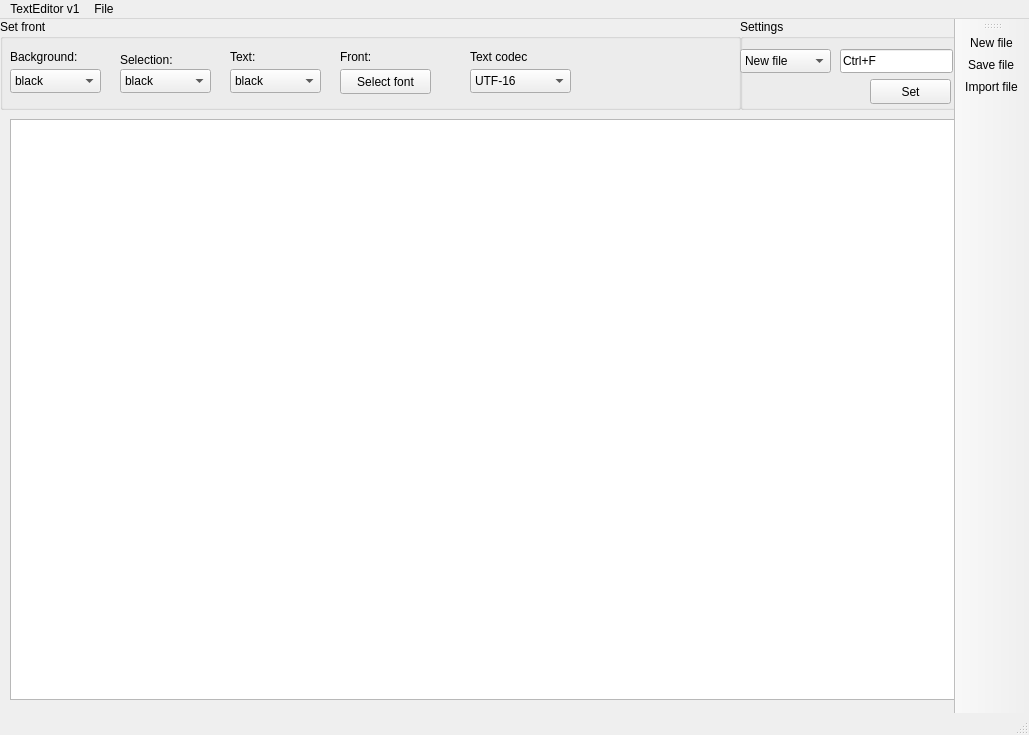
The window that mainwindow.ui (Toshico1/Vega-cleverTextEditor) describes before a commit, drawn with Qt 5.
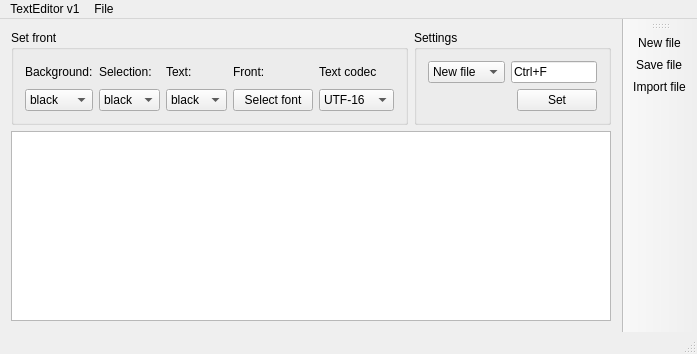
The same window after the commit. Icons and pictures are not drawn.

What changed in the file:
```diff
--- a/mainwindow.ui
+++ b/mainwindow.ui
@@ -6,192 +6,154 @@
    <rect>
     <x>0</x>
     <y>0</y>
-    <width>1029</width>
-    <height>735</height>
+    <width>654</width>
+    <height>354</height>
    </rect>
   </property>
   <property name="windowTitle">
    <string>MainWindow</string>
   </property>
   <widget class="QWidget" name="centralWidget">
+   <layout class="QGridLayout" name="gridLayout_4">
+    <item row="0" column="0">
+     <layout class="QGridLayout" name="gridLayout_3">
+      <item row="0" column="0">
    <widget class="QGroupBox" name="groupBox_2">
-    <property name="geometry">
-     <rect>
-      <x>0</x>
-      <y>0</y>
-      <width>741</width>
-      <height>91</height>
-     </rect>
-    </property>
     <property name="title">
      <string>Set front</string>
     </property>
-    <widget class="QComboBox" name="comboBox_bg">
-     <property name="geometry">
-      <rect>
-       <x>10</x>
-       <y>50</y>
-       <width>91</width>
-       <height>24</height>
-      </rect>
-     </property>
-     <item>
-      <property name="text">
-       <string>black</string>
-      </property>
-     </item>
-     <item>
-      <property name="text">
-       <string>white</string>
-      </property>
-     </item>
-     <item>
-      <property name="text">
-       <string>green</string>
-      </property>
-     </item>
-     <item>
-      <property name="text">
-       <string>gray</string>
-      </property>
-     </item>
-     <item>
-      <property name="text">
-       <string>blue</string>
-      </property>
-     </item>
-    </widget>
-    <widget class="QComboBox" name="comboBox_sl">
-     <property name="geometry">
-      <rect>
-       <x>120</x>
-       <y>50</y>
-       <width>91</width>
-       <height>24</height>
-      </rect>
-     </property>
-     <item>
-      <property name="text">
-       <string>black</string>
-      </property>
-     </item>
-     <item>
-      <property name="text">
-       <string>white</string>
-      </property>
-     </item>
-     <item>
-      <property name="text">
-       <string>green</string>
-      </property>
-     </item>
-     <item>
-      <property name="text">
-       <string>gray</string>
-      </property>
-     </item>
-     <item>
-      <property name="text">
-       <string>blue</string>
-      </property>
-     </item>
-    </widget>
-    <widget class="QComboBox" name="comboBox_tx">
-     <property name="geometry">
-      <rect>
-       <x>230</x>
-       <y>50</y>
-       <width>91</width>
-       <height>24</height>
-      </rect>
-     </property>
-     <item>
-      <property name="text">
-       <string>black</string>
-      </property>
-     </item>
-     <item>
-      <property name="text">
-       <string>white</string>
-      </property>
-     </item>
-     <item>
-      <property name="text">
-       <string>green</string>
-      </property>
-     </item>
-     <item>
-      <property name="text">
-       <string>gray</string>
-      </property>
-     </item>
-     <item>
-      <property name="text">
-       <string>blue</string>
-      </property>
-     </item>
-    </widget>
+        <layout class="QGridLayout" name="gridLayout">
+         <item row="0" column="0">
     <widget class="QLabel" name="label">
-     <property name="geometry">
-      <rect>
-       <x>10</x>
-       <y>30</y>
-       <width>81</width>
-       <height>16</height>
-      </rect>
-     </property>
      <property name="text">
       <string>Background:</string>
      </property>
     </widget>
+         </item>
+         <item row="0" column="1">
     <widget class="QLabel" name="label_2">
-     <property name="geometry">
-      <rect>
-       <x>120</x>
-       <y>30</y>
-       <width>61</width>
-       <height>21</height>
-      </rect>
-     </property>
      <property name="text">
       <string>Selection:</string>
      </property>
     </widget>
+         </item>
+         <item row="0" column="2">
     <widget class="QLabel" name="label_3">
-     <property name="geometry">
-      <rect>
-       <x>230</x>
-       <y>30</y>
-       <width>55</width>
-       <height>16</height>
-      </rect>
-     </property>
      <property name="text">
       <string>Text:</string>
      </property>
     </widget>
+         </item>
+         <item row="0" column="3">
     <widget class="QLabel" name="label_5">
-     <property name="geometry">
-      <rect>
-       <x>340</x>
-       <y>30</y>
-       <width>55</width>
-       <height>16</height>
-      </rect>
-     </property>
      <property name="text">
       <string>Front:</string>
      </property>
     </widget>
+         </item>
+         <item row="0" column="4">
+          <widget class="QLabel" name="label_4">
+           <property name="text">
+            <string>Text codec</string>
+           </property>
+          </widget>
+         </item>
+         <item row="1" column="0">
+          <widget class="QComboBox" name="comboBox_bg">
+           <item>
+            <property name="text">
+             <string>black</string>
+            </property>
+           </item>
+           <item>
+            <property name="text">
+             <string>white</string>
+            </property>
+           </item>
+           <item>
+            <property name="text">
+             <string>green</string>
+            </property>
+           </item>
+           <item>
+            <property name="text">
+             <string>gray</string>
+            </property>
+           </item>
+           <item>
+            <property name="text">
+             <string>blue</string>
+            </property>
+           </item>
+          </widget>
+         </item>
+         <item row="1" column="1">
+          <widget class="QComboBox" name="comboBox_sl">
+           <item>
+            <property name="text">
+             <string>black</string>
+            </property>
+           </item>
+           <item>
+            <property name="text">
+             <string>white</string>
+            </property>
+           </item>
+           <item>
+            <property name="text">
+             <string>green</string>
+            </property>
+           </item>
+           <item>
+            <property name="text">
+             <string>gray</string>
+            </property>
+           </item>
+           <item>
+            <property name="text">
+             <string>blue</string>
+            </property>
+           </item>
+          </widget>
+         </item>
+         <item row="1" column="2">
+          <widget class="QComboBox" name="comboBox_tx">
+           <item>
+            <property name="text">
+             <string>black</string>
+            </property>
+           </item>
+           <item>
+            <property name="text">
+             <string>white</string>
+            </property>
+           </item>
+           <item>
+            <property name="text">
+             <string>green</string>
+            </property>
+           </item>
+           <item>
+            <property name="text">
+             <string>gray</string>
+            </property>
+           </item>
+           <item>
+            <property name="text">
+             <string>blue</string>
+            </property>
+           </item>
+          </widget>
+         </item>
+         <item row="1" column="3">
+          <widget class="QPushButton" name="pushButton">
+           <property name="text">
+            <string>Select font</string>
+           </property>
+          </widget>
+         </item>
+         <item row="1" column="4">
     <widget class="QComboBox" name="comboBox_2">
-     <property name="geometry">
-      <rect>
-       <x>470</x>
-       <y>50</y>
-       <width>101</width>
-       <height>24</height>
-      </rect>
-     </property>
      <item>
       <property name="text">
        <string>UTF-16</string>
@@ -218,54 +180,18 @@
       </property>
      </item>
     </widget>
-    <widget class="QPushButton" name="pushButton">
-     <property name="geometry">
-      <rect>
-       <x>340</x>
-       <y>50</y>
-       <width>91</width>
-       <height>25</height>
-      </rect>
-     </property>
-     <property name="text">
-      <string>Select font</string>
-     </property>
-    </widget>
-    <widget class="QLabel" name="label_4">
-     <property name="geometry">
-      <rect>
-       <x>470</x>
-       <y>30</y>
-       <width>71</width>
-       <height>16</height>
-      </rect>
-     </property>
-     <property name="text">
-      <string>Text codec</string>
-     </property>
-    </widget>
-   </widget>
+         </item>
+        </layout>
+       </widget>
+      </item>
+      <item row="0" column="1">
    <widget class="QGroupBox" name="groupBox">
-    <property name="geometry">
-     <rect>
-      <x>740</x>
-      <y>0</y>
-      <width>231</width>
-      <height>91</height>
-     </rect>
-    </property>
     <property name="title">
      <string>Settings</string>
     </property>
+        <layout class="QGridLayout" name="gridLayout_2">
+         <item row="0" column="0">
     <widget class="QComboBox" name="combo_hotkey">
-     <property name="geometry">
-      <rect>
-       <x>0</x>
-       <y>30</y>
-       <width>91</width>
-       <height>24</height>
-      </rect>
-     </property>
      <item>
       <property name="text">
        <string>New file</string>
@@ -282,64 +208,45 @@
       </property>
      </item>
     </widget>
+         </item>
+         <item row="0" column="1" colspan="2">
     <widget class="QLineEdit" name="lineEdit">
-     <property name="geometry">
-      <rect>
-       <x>100</x>
-       <y>30</y>
-       <width>113</width>
-       <height>24</height>
-      </rect>
-     </property>
      <property name="text">
       <string>Ctrl+F</string>
      </property>
     </widget>
-    <widget class="QPushButton" name="pushButton_2">
-     <property name="geometry">
-      <rect>
-       <x>130</x>
-       <y>60</y>
-       <width>81</width>
-       <height>25</height>
-      </rect>
-     </property>
-     <property name="text">
-      <string>Set</string>
-     </property>
-    </widget>
+         </item>
+         <item row="1" column="0" colspan="2">
     <widget class="QLabel" name="label_info">
-     <property name="geometry">
-      <rect>
-       <x>10</x>
-       <y>70</y>
-       <width>111</width>
-       <height>16</height>
-      </rect>
-     </property>
      <property name="text">
       <string/>
      </property>
     </widget>
-   </widget>
-   <widget class="QTextEdit" name="plainTextEdit">
-    <property name="geometry">
-     <rect>
-      <x>10</x>
-      <y>100</y>
-      <width>961</width>
-      <height>581</height>
-     </rect>
-    </property>
-   </widget>
+         </item>
+         <item row="1" column="2">
+          <widget class="QPushButton" name="pushButton_2">
+           <property name="text">
+            <string>Set</string>
+           </property>
+          </widget>
+         </item>
+        </layout>
+       </widget>
+      </item>
+      <item row="1" column="0" colspan="2">
+       <widget class="QTextEdit" name="plainTextEdit"/>
+      </item>
+     </layout>
+    </item>
+   </layout>
   </widget>
   <widget class="QMenuBar" name="menuBar">
    <property name="geometry">
     <rect>
      <x>0</x>
      <y>0</y>
-     <width>1029</width>
-     <height>25</height>
+     <width>654</width>
+     <height>20</height>
     </rect>
    </property>
    <widget class="QMenu" name="menuTextEditor_v1">
```
Lines whose indentation alone changed are shown as unchanged.
